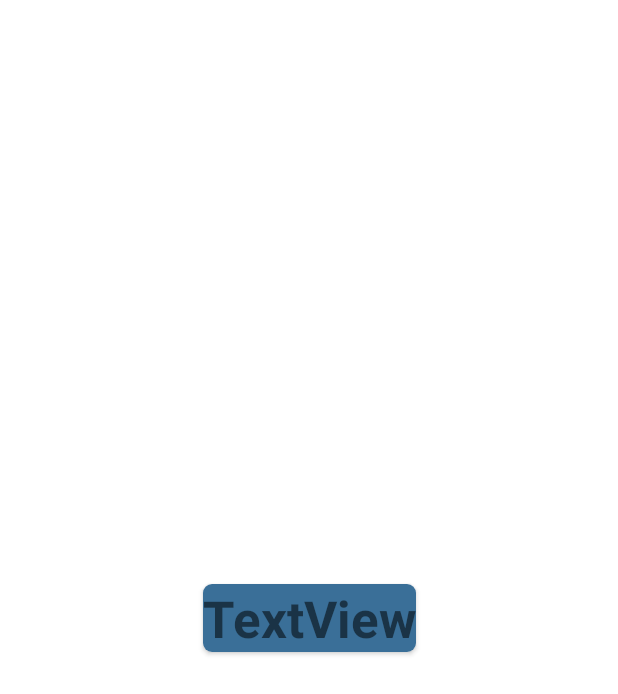
After one commit to poohxx/Kotlin_EarnApp, an Android app: the layout category_item.xml on its own in the app's theme, with its tools: preview values and no code run, on a phone screen of 412 x 824 dp. The commit adds this screen. Shown: the top 694 px of the screen. Run offline under Robolectric (Android 15) with nearby library versions, the phone set to English and light mode, and no system bars.

```diff
--- /dev/null
+++ b/app/src/main/res/layout/category_item.xml
@@ -0,0 +1,32 @@
+<?xml version="1.0" encoding="utf-8"?>
+<androidx.constraintlayout.widget.ConstraintLayout xmlns:android="http://schemas.android.com/apk/res/android"
+    xmlns:app="http://schemas.android.com/apk/res-auto"
+    android:layout_width="match_parent"
+    android:layout_height="match_parent">
+
+    <androidx.cardview.widget.CardView
+        android:layout_width="wrap_content"
+        android:layout_height="wrap_content"
+        android:layout_margin="10dp"
+        app:cardCornerRadius="6dp"
+        app:layout_constraintBottom_toBottomOf="parent"
+        app:layout_constraintEnd_toEndOf="parent"
+        app:layout_constraintStart_toStartOf="parent"
+        app:layout_constraintTop_toTopOf="parent">
+
+        <LinearLayout
+            android:layout_width="match_parent"
+            android:layout_height="match_parent"
+            android:background="#3A6F98"
+            android:orientation="vertical">
+
+            <TextView
+                android:id="@+id/tvCatTitle"
+                android:layout_width="wrap_content"
+                android:layout_height="wrap_content"
+                android:text="TextView"
+                android:textSize="34sp"
+                android:textStyle="bold" />
+        </LinearLayout>
+    </androidx.cardview.widget.CardView>
+</androidx.constraintlayout.widget.ConstraintLayout>
--- a/app/src/main/res/values-night/themes.xml
+++ /dev/null
@@ -1,16 +0,0 @@
-<resources xmlns:tools="http://schemas.android.com/tools">
-    <!-- Base application theme. -->
-    <style name="Theme.EarnApp" parent="Theme.MaterialComponents.DayNight.DarkActionBar">
-        <!-- Primary brand color. -->
-        <item name="colorPrimary">@color/purple_200</item>
-        <item name="colorPrimaryVariant">@color/purple_700</item>
-        <item name="colorOnPrimary">@color/black</item>
-        <!-- Secondary brand color. -->
-        <item name="colorSecondary">@color/teal_200</item>
-        <item name="colorSecondaryVariant">@color/teal_200</item>
-        <item name="colorOnSecondary">@color/black</item>
-        <!-- Status bar color. -->
-        <item name="android:statusBarColor" tools:targetApi="l">?attr/colorPrimaryVariant</item>
-        <!-- Customize your theme here. -->
-    </style>
-</resources>
--- a/app/src/main/res/values/themes.xml
+++ b/app/src/main/res/values/themes.xml
@@ -12,5 +12,8 @@
         <!-- Status bar color. -->
         <item name="android:statusBarColor" tools:targetApi="l">?attr/colorPrimaryVariant</item>
         <!-- Customize your theme here. -->
+        <item name="windowActionBar">false</item>
+        <item name="windowNoTitle">true</item>
+        <item name="android:windowFullscreen">true</item>
     </style>
 </resources>
```
Also changed, not shown: app/src/main/java/com/poohxx/earnapp/MainActivity.kt (+16 -6 lines), app/src/main/java/com/poohxx/earnapp/adapters/CategoryAdapter.kt (added, +39 -0 lines), app/src/main/java/com/poohxx/earnapp/adapters/ContentManager.kt (added, +13 -0 lines), app/src/main/res/layout/activity_main.xml (+15 -15 lines).
